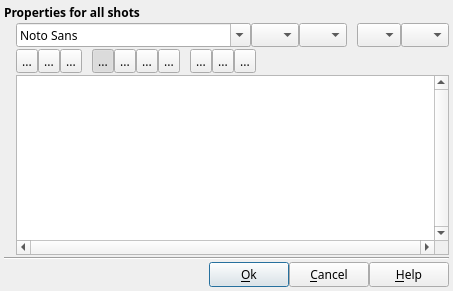
Old version of the form DlgTextEdit.ui in the repository boenki/ffdiaporama.
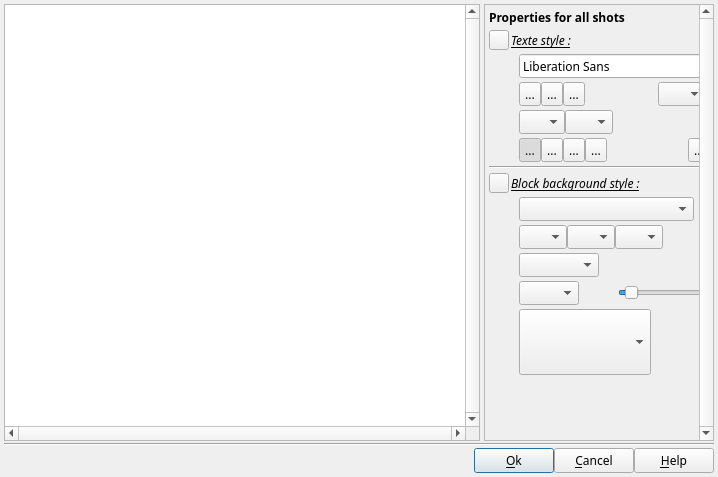
New version of the form. Icons and pictures are not drawn. Custom widgets are drawn as their Qt base class.

Patch:
```diff
--- a/DlgTextEdit.ui
+++ b/DlgTextEdit.ui
@@ -6,8 +6,8 @@
    <rect>
     <x>0</x>
     <y>0</y>
-    <width>446</width>
-    <height>291</height>
+    <width>718</width>
+    <height>477</height>
    </rect>
   </property>
   <property name="font">
@@ -27,13 +27,127 @@
     <number>4</number>
    </property>
    <item>
-    <layout class="QGridLayout" name="gridLayout">
-     <property name="margin">
-      <number>0</number>
-     </property>
+    <layout class="QHBoxLayout" name="horizontalLayout_2">
      <property name="spacing">
-      <number>2</number>
+      <number>4</number>
      </property>
+     <property name="margin">
+      <number>0</number>
+     </property>
+     <item>
+      <widget class="QPlainTextEdit" name="plainTextEdit">
+       <property name="sizePolicy">
+        <sizepolicy hsizetype="Expanding" vsizetype="Expanding">
+         <horstretch>0</horstretch>
+         <verstretch>0</verstretch>
+        </sizepolicy>
+       </property>
+       <property name="minimumSize">
+        <size>
+         <width>0</width>
+         <height>80</height>
+        </size>
+       </property>
+       <property name="verticalScrollBarPolicy">
+        <enum>Qt::ScrollBarAlwaysOn</enum>
+       </property>
+       <property name="horizontalScrollBarPolicy">
+        <enum>Qt::ScrollBarAlwaysOn</enum>
+       </property>
+       <property name="documentTitle">
+        <string notr="true"/>
+       </property>
+       <property name="plainText">
+        <string notr="true"/>
+       </property>
+      </widget>
+     </item>
+     <item>
+      <widget class="QScrollArea" name="scrollArea">
+       <property name="sizePolicy">
+        <sizepolicy hsizetype="Fixed" vsizetype="Expanding">
+         <horstretch>0</horstretch>
+         <verstretch>0</verstretch>
+        </sizepolicy>
+       </property>
+       <property name="minimumSize">
+        <size>
+         <width>230</width>
+         <height>0</height>
+        </size>
+       </property>
+       <property name="maximumSize">
+        <size>
+         <width>230</width>
+         <height>16777215</height>
+        </size>
+       </property>
+       <property name="verticalScrollBarPolicy">
+        <enum>Qt::ScrollBarAlwaysOn</enum>
+       </property>
+       <property name="horizontalScrollBarPolicy">
+        <enum>Qt::ScrollBarAlwaysOff</enum>
+       </property>
+       <property name="widgetResizable">
+        <bool>true</bool>
+       </property>
+       <widget class="QWidget" name="scrollAreaWidgetContents">
+        <property name="geometry">
+         <rect>
+          <x>0</x>
+          <y>0</y>
+          <width>217</width>
+          <height>429</height>
+         </rect>
+        </property>
+        <layout class="QGridLayout" name="gridLayout_2">
+         <property name="verticalSpacing">
+          <number>4</number>
+         </property>
+         <property name="margin">
+          <number>4</number>
+         </property>
+         <item row="2" column="1">
+          <widget class="QFontComboBox" name="fontStyleCB">
+           <property name="sizePolicy">
+            <sizepolicy hsizetype="Preferred" vsizetype="Fixed">
+             <horstretch>0</horstretch>
+             <verstretch>0</verstretch>
+            </sizepolicy>
+           </property>
+           <property name="minimumSize">
+            <size>
+             <width>0</width>
+             <height>24</height>
+            </size>
+           </property>
+           <property name="maximumSize">
+            <size>
+             <width>16777215</width>
+             <height>24</height>
+            </size>
+           </property>
+           <property name="toolTip">
+            <string>Select font family</string>
+           </property>
+          </widget>
+         </item>
+         <item row="2" column="0">
+          <widget class="QLabel" name="label_2">
+           <property name="sizePolicy">
+            <sizepolicy hsizetype="Fixed" vsizetype="Fixed">
+             <horstretch>0</horstretch>
+             <verstretch>0</verstretch>
+            </sizepolicy>
+           </property>
+           <property name="text">
+            <string notr="true"/>
+           </property>
+           <property name="pixmap">
+            <pixmap>img/font.png</pixmap>
+           </property>
+          </widget>
+         </item>
      <item row="0" column="0" colspan="2">
       <widget class="QLabel" name="label">
        <property name="font">
@@ -47,40 +161,23 @@
        </property>
       </widget>
      </item>
-     <item row="1" column="0">
-      <widget class="QLabel" name="label_2">
+         <item row="3" column="0">
+          <widget class="QLabel" name="label_6">
        <property name="sizePolicy">
-        <sizepolicy hsizetype="Fixed" vsizetype="Preferred">
+            <sizepolicy hsizetype="Fixed" vsizetype="Fixed">
          <horstretch>0</horstretch>
          <verstretch>0</verstretch>
         </sizepolicy>
        </property>
-       <property name="minimumSize">
-        <size>
-         <width>10</width>
-         <height>0</height>
-        </size>
-       </property>
-       <property name="maximumSize">
-        <size>
-         <width>10</width>
-         <height>16777215</height>
-        </size>
-       </property>
        <property name="text">
         <string notr="true"/>
        </property>
-      </widget>
-     </item>
-     <item row="1" column="1">
-      <layout class="QVBoxLayout" name="verticalLayout_2">
-       <property name="spacing">
-        <number>2</number>
-       </property>
-       <property name="margin">
-        <number>0</number>
-       </property>
-       <item>
+           <property name="pixmap">
+            <pixmap>img/TextStyle.png</pixmap>
+           </property>
+          </widget>
+         </item>
+         <item row="3" column="1">
         <layout class="QHBoxLayout" name="horizontalLayout_12">
          <property name="spacing">
           <number>0</number>
@@ -89,30 +186,108 @@
           <number>0</number>
          </property>
          <item>
-          <widget class="QFontComboBox" name="fontStyleCB">
-           <property name="sizePolicy">
-            <sizepolicy hsizetype="Preferred" vsizetype="Fixed">
-             <horstretch>0</horstretch>
-             <verstretch>0</verstretch>
-            </sizepolicy>
-           </property>
+            <widget class="QToolButton" name="bold">
+             <property name="minimumSize">
+              <size>
+               <width>22</width>
+               <height>24</height>
+              </size>
+             </property>
+             <property name="maximumSize">
+              <size>
+               <width>22</width>
+               <height>24</height>
+              </size>
+             </property>
+             <property name="toolTip">
+              <string>Set text to Bold</string>
+             </property>
+             <property name="text">
+              <string notr="true">...</string>
+             </property>
+             <property name="icon">
+              <iconset>
+               <normaloff>img/text_bold.png</normaloff>img/text_bold.png</iconset>
+             </property>
+             <property name="checkable">
+              <bool>true</bool>
+             </property>
+             <property name="checked">
+              <bool>false</bool>
+             </property>
+            </widget>
+           </item>
+           <item>
+            <widget class="QToolButton" name="Italic">
            <property name="minimumSize">
             <size>
-             <width>0</width>
+               <width>22</width>
              <height>24</height>
             </size>
            </property>
            <property name="maximumSize">
             <size>
-             <width>16777215</width>
+               <width>22</width>
              <height>24</height>
             </size>
            </property>
            <property name="toolTip">
-            <string>Select font family</string>
-           </property>
-          </widget>
-         </item>
+              <string>Set text to Italic</string>
+             </property>
+             <property name="text">
+              <string notr="true">...</string>
+             </property>
+             <property name="icon">
+              <iconset>
+               <normaloff>img/text_italic.png</normaloff>img/text_italic.png</iconset>
+             </property>
+             <property name="checkable">
+              <bool>true</bool>
+             </property>
+            </widget>
+           </item>
+           <item>
+            <widget class="QToolButton" name="Souligne">
+             <property name="minimumSize">
+              <size>
+               <width>22</width>
+               <height>24</height>
+              </size>
+             </property>
+             <property name="maximumSize">
+              <size>
+               <width>22</width>
+               <height>24</height>
+              </size>
+             </property>
+             <property name="toolTip">
+              <string>Set text to Underline</string>
+             </property>
+             <property name="text">
+              <string notr="true">...</string>
+             </property>
+             <property name="icon">
+              <iconset>
+               <normaloff>img/text_underline.png</normaloff>img/text_underline.png</iconset>
+             </property>
+             <property name="checkable">
+              <bool>true</bool>
+             </property>
+            </widget>
+           </item>
+           <item>
+            <spacer name="horizontalSpacer_2">
+             <property name="orientation">
+              <enum>Qt::Horizontal</enum>
+             </property>
+             <property name="sizeHint" stdset="0">
+              <size>
+               <width>40</width>
+               <height>20</height>
+              </size>
+             </property>
+            </spacer>
+           </item>
          <item>
           <widget class="QComboBox" name="fontSize">
            <property name="sizePolicy">
@@ -166,31 +341,32 @@
            </property>
           </widget>
          </item>
-         <item>
-          <widget class="QLabel" name="label_7">
+          </layout>
+         </item>
+         <item row="4" column="0">
+          <widget class="QLabel" name="label_4">
            <property name="sizePolicy">
             <sizepolicy hsizetype="Fixed" vsizetype="Fixed">
              <horstretch>0</horstretch>
              <verstretch>0</verstretch>
             </sizepolicy>
            </property>
-           <property name="minimumSize">
-            <size>
-             <width>10</width>
-             <height>24</height>
-            </size>
-           </property>
-           <property name="maximumSize">
-            <size>
-             <width>10</width>
-             <height>24</height>
-            </size>
-           </property>
            <property name="text">
-            <string/>
+            <string notr="true"/>
+           </property>
+           <property name="pixmap">
+            <pixmap>img/Shadow.png</pixmap>
            </property>
           </widget>
          </item>
+         <item row="4" column="1">
+          <layout class="QHBoxLayout" name="horizontalLayout_6">
+           <property name="spacing">
+            <number>0</number>
+           </property>
+           <property name="margin">
+            <number>0</number>
+           </property>
          <item>
           <widget class="QComboBox" name="fontEffectCB">
            <property name="sizePolicy">
@@ -201,13 +377,13 @@
            </property>
            <property name="minimumSize">
             <size>
-             <width>44</width>
+               <width>46</width>
              <height>24</height>
             </size>
            </property>
            <property name="maximumSize">
             <size>
-             <width>44</width>
+               <width>46</width>
              <height>24</height>
             </size>
            </property>
@@ -247,9 +423,38 @@
            </property>
           </widget>
          </item>
-        </layout>
-       </item>
        <item>
+            <spacer name="horizontalSpacer_4">
+             <property name="orientation">
+              <enum>Qt::Horizontal</enum>
+             </property>
+             <property name="sizeHint" stdset="0">
+              <size>
+               <width>40</width>
+               <height>20</height>
+              </size>
+             </property>
+            </spacer>
+           </item>
+          </layout>
+         </item>
+         <item row="5" column="0">
+          <widget class="QLabel" name="label_3">
+           <property name="sizePolicy">
+            <sizepolicy hsizetype="Fixed" vsizetype="Fixed">
+             <horstretch>0</horstretch>
+             <verstretch>0</verstretch>
+            </sizepolicy>
+           </property>
+           <property name="text">
+            <string notr="true"/>
+           </property>
+           <property name="pixmap">
+            <pixmap>img/Alignment.png</pixmap>
+           </property>
+          </widget>
+         </item>
+         <item row="5" column="1">
         <layout class="QHBoxLayout" name="horizontalLayout">
          <property name="spacing">
           <number>0</number>
@@ -257,121 +462,6 @@
          <property name="margin">
           <number>0</number>
          </property>
-         <item>
-          <widget class="QToolButton" name="bold">
-           <property name="minimumSize">
-            <size>
-             <width>22</width>
-             <height>24</height>
-            </size>
-           </property>
-           <property name="maximumSize">
-            <size>
-             <width>22</width>
-             <height>24</height>
-            </size>
-           </property>
-           <property name="toolTip">
-            <string>Set text to Bold</string>
-           </property>
-           <property name="text">
-            <string notr="true">...</string>
-           </property>
-           <property name="icon">
-            <iconset>
-             <normaloff>img/text_bold.png</normaloff>img/text_bold.png</iconset>
-           </property>
-           <property name="checkable">
-            <bool>true</bool>
-           </property>
-           <property name="checked">
-            <bool>false</bool>
-           </property>
-          </widget>
-         </item>
-         <item>
-          <widget class="QToolButton" name="Italic">
-           <property name="minimumSize">
-            <size>
-             <width>22</width>
-             <height>24</height>
-            </size>
-           </property>
-           <property name="maximumSize">
-            <size>
-             <width>22</width>
-             <height>24</height>
-            </size>
-           </property>
-           <property name="toolTip">
-            <string>Set text to Italic</string>
-           </property>
-           <property name="text">
-            <string notr="true">...</string>
-           </property>
-           <property name="icon">
-            <iconset>
-             <normaloff>img/text_italic.png</normaloff>img/text_italic.png</iconset>
-           </property>
-           <property name="checkable">
-            <bool>true</bool>
-           </property>
-          </widget>
-         </item>
-         <item>
-          <widget class="QToolButton" name="Souligne">
-           <property name="minimumSize">
-            <size>
-             <width>22</width>
-             <height>24</height>
-            </size>
-           </property>
-           <property name="maximumSize">
-            <size>
-             <width>22</width>
-             <height>24</height>
-            </size>
-           </property>
-           <property name="toolTip">
-            <string>Set text to Underline</string>
-           </property>
-           <property name="text">
-            <string notr="true">...</string>
-           </property>
-           <property name="icon">
-            <iconset>
-             <normaloff>img/text_underline.png</normaloff>img/text_underline.png</iconset>
-           </property>
-           <property name="checkable">
-            <bool>true</bool>
-           </property>
-          </widget>
-         </item>
-         <item>
-          <widget class="QLabel" name="label_6">
-           <property name="sizePolicy">
-            <sizepolicy hsizetype="Fixed" vsizetype="Fixed">
-             <horstretch>0</horstretch>
-             <verstretch>0</verstretch>
-            </sizepolicy>
-           </property>
-           <property name="minimumSize">
-            <size>
-             <width>10</width>
-             <height>24</height>
-            </size>
-           </property>
-           <property name="maximumSize">
-            <size>
-             <width>10</width>
-             <height>24</height>
-            </size>
-           </property>
-           <property name="text">
-            <string/>
-           </property>
-          </widget>
-         </item>
          <item>
           <widget class="QToolButton" name="textLeft">
            <property name="minimumSize">
@@ -504,29 +594,17 @@
           </widget>
          </item>
          <item>
-          <widget class="QLabel" name="label_12">
-           <property name="sizePolicy">
-            <sizepolicy hsizetype="Fixed" vsizetype="Fixed">
-             <horstretch>0</horstretch>
-             <verstretch>0</verstretch>
-            </sizepolicy>
-           </property>
-           <property name="minimumSize">
+            <spacer name="horizontalSpacer_3">
+             <property name="orientation">
+              <enum>Qt::Horizontal</enum>
+             </property>
+             <property name="sizeHint" stdset="0">
             <size>
-             <width>10</width>
-             <height>24</height>
-            </size>
-           </property>
-           <property name="maximumSize">
-            <size>
-             <width>10</width>
-             <height>24</height>
-            </size>
-           </property>
-           <property name="text">
-            <string notr="true"/>
-           </property>
-          </widget>
+               <width>40</width>
+               <height>20</height>
+              </size>
+             </property>
+            </spacer>
          </item>
          <item>
           <widget class="QToolButton" name="textUp">
@@ -627,8 +705,295 @@
            </property>
           </widget>
          </item>
+          </layout>
+         </item>
+         <item row="8" column="0">
+          <widget class="QLabel" name="BrushTypeLabel">
+           <property name="sizePolicy">
+            <sizepolicy hsizetype="Fixed" vsizetype="Fixed">
+             <horstretch>0</horstretch>
+             <verstretch>0</verstretch>
+            </sizepolicy>
+           </property>
+           <property name="text">
+            <string notr="true"/>
+           </property>
+           <property name="pixmap">
+            <pixmap>img/color_fill.png</pixmap>
+           </property>
+           <property name="alignment">
+            <set>Qt::AlignRight|Qt::AlignTrailing|Qt::AlignVCenter</set>
+           </property>
+          </widget>
+         </item>
+         <item row="8" column="1">
+          <widget class="QComboBox" name="BrushTypeCombo">
+           <property name="sizePolicy">
+            <sizepolicy hsizetype="Preferred" vsizetype="Fixed">
+             <horstretch>0</horstretch>
+             <verstretch>0</verstretch>
+            </sizepolicy>
+           </property>
+           <property name="minimumSize">
+            <size>
+             <width>175</width>
+             <height>24</height>
+            </size>
+           </property>
+           <property name="maximumSize">
+            <size>
+             <width>175</width>
+             <height>24</height>
+            </size>
+           </property>
+           <property name="toolTip">
+            <string>Define the background brush type for the shape</string>
+           </property>
+          </widget>
+         </item>
+         <item row="9" column="0">
+          <widget class="QLabel" name="ColorLabel1">
+           <property name="sizePolicy">
+            <sizepolicy hsizetype="Fixed" vsizetype="Fixed">
+             <horstretch>0</horstretch>
+             <verstretch>0</verstretch>
+            </sizepolicy>
+           </property>
+           <property name="text">
+            <string notr="true"/>
+           </property>
+           <property name="pixmap">
+            <pixmap>img/color.png</pixmap>
+           </property>
+           <property name="alignment">
+            <set>Qt::AlignRight|Qt::AlignTrailing|Qt::AlignVCenter</set>
+           </property>
+          </widget>
+         </item>
+         <item row="9" column="1">
+          <layout class="QHBoxLayout" name="horizontalLayout_3">
+           <property name="spacing">
+            <number>0</number>
+           </property>
+           <property name="margin">
+            <number>0</number>
+           </property>
          <item>
-          <widget class="QLabel" name="label_16">
+            <widget class="cCustomColorComboBox" name="FirstColorCombo">
+             <property name="sizePolicy">
+              <sizepolicy hsizetype="Fixed" vsizetype="Fixed">
+               <horstretch>0</horstretch>
+               <verstretch>0</verstretch>
+              </sizepolicy>
+             </property>
+             <property name="minimumSize">
+              <size>
+               <width>48</width>
+               <height>24</height>
+              </size>
+             </property>
+             <property name="maximumSize">
+              <size>
+               <width>48</width>
+               <height>24</height>
+              </size>
+             </property>
+             <property name="toolTip">
+              <string>Define the color (or first color for a gradient brush)</string>
+             </property>
+            </widget>
+           </item>
+           <item>
+            <widget class="cCustomColorComboBox" name="FinalColorCombo">
+             <property name="sizePolicy">
+              <sizepolicy hsizetype="Fixed" vsizetype="Fixed">
+               <horstretch>0</horstretch>
+               <verstretch>0</verstretch>
+              </sizepolicy>
+             </property>
+             <property name="minimumSize">
+              <size>
+               <width>48</width>
+               <height>24</height>
+              </size>
+             </property>
+             <property name="maximumSize">
+              <size>
+               <width>48</width>
+               <height>24</height>
+              </size>
+             </property>
+             <property name="toolTip">
+              <string>Define the second gradient brush color </string>
+             </property>
+            </widget>
+           </item>
+           <item>
+            <widget class="cCustomColorComboBox" name="IntermColorCombo">
+             <property name="sizePolicy">
+              <sizepolicy hsizetype="Fixed" vsizetype="Fixed">
+               <horstretch>0</horstretch>
+               <verstretch>0</verstretch>
+              </sizepolicy>
+             </property>
+             <property name="minimumSize">
+              <size>
+               <width>48</width>
+               <height>24</height>
+              </size>
+             </property>
+             <property name="maximumSize">
+              <size>
+               <width>48</width>
+               <height>24</height>
+              </size>
+             </property>
+             <property name="toolTip">
+              <string>Define the third gradient brush color </string>
+             </property>
+            </widget>
+           </item>
+           <item>
+            <widget class="QLabel" name="ColorLabel2">
+             <property name="sizePolicy">
+              <sizepolicy hsizetype="Expanding" vsizetype="Preferred">
+               <horstretch>0</horstretch>
+               <verstretch>0</verstretch>
+              </sizepolicy>
+             </property>
+             <property name="text">
+              <string notr="true"/>
+             </property>
+            </widget>
+           </item>
+          </layout>
+         </item>
+         <item row="10" column="0">
+          <widget class="QLabel" name="PatternLabel">
+           <property name="sizePolicy">
+            <sizepolicy hsizetype="Fixed" vsizetype="Fixed">
+             <horstretch>0</horstretch>
+             <verstretch>0</verstretch>
+            </sizepolicy>
+           </property>
+           <property name="text">
+            <string notr="true"/>
+           </property>
+           <property name="pixmap">
+            <pixmap>img/pattern_fill .png</pixmap>
+           </property>
+           <property name="alignment">
+            <set>Qt::AlignRight|Qt::AlignTrailing|Qt::AlignVCenter</set>
+           </property>
+          </widget>
+         </item>
+         <item row="10" column="1">
+          <widget class="cCustomBrushComboBox" name="PatternBrushCombo">
+           <property name="sizePolicy">
+            <sizepolicy hsizetype="Fixed" vsizetype="Fixed">
+             <horstretch>0</horstretch>
+             <verstretch>0</verstretch>
+            </sizepolicy>
+           </property>
+           <property name="minimumSize">
+            <size>
+             <width>80</width>
+             <height>24</height>
+            </size>
+           </property>
+           <property name="maximumSize">
+            <size>
+             <width>80</width>
+             <height>24</height>
+            </size>
+           </property>
+           <property name="toolTip">
+            <string>Select the pattern</string>
+           </property>
+           <property name="editable">
+            <bool>false</bool>
+           </property>
+           <property name="iconSize">
+            <size>
+             <width>64</width>
+             <height>16</height>
+            </size>
+           </property>
+          </widget>
+         </item>
+         <item row="11" column="0">
+          <widget class="QLabel" name="IntermPosLabel">
+           <property name="sizePolicy">
+            <sizepolicy hsizetype="Fixed" vsizetype="Fixed">
+             <horstretch>0</horstretch>
+             <verstretch>0</verstretch>
+            </sizepolicy>
+           </property>
+           <property name="text">
+            <string notr="true"/>
+           </property>
+           <property name="pixmap">
+            <pixmap>img/Distance.png</pixmap>
+           </property>
+           <property name="alignment">
+            <set>Qt::AlignRight|Qt::AlignTrailing|Qt::AlignVCenter</set>
+           </property>
+          </widget>
+         </item>
+         <item row="11" column="1">
+          <layout class="QHBoxLayout" name="horizontalLayout_14">
+           <property name="spacing">
+            <number>0</number>
+           </property>
+           <property name="margin">
+            <number>0</number>
+           </property>
+           <item>
+            <widget class="cGradientOrientationComboBox" name="OrientationCombo">
+             <property name="sizePolicy">
+              <sizepolicy hsizetype="Fixed" vsizetype="Fixed">
+               <horstretch>0</horstretch>
+               <verstretch>0</verstretch>
+              </sizepolicy>
+             </property>
+             <property name="minimumSize">
+              <size>
+               <width>60</width>
+               <height>24</height>
+              </size>
+             </property>
+             <property name="maximumSize">
+              <size>
+               <width>60</width>
+               <height>24</height>
+              </size>
+             </property>
+             <property name="toolTip">
+              <string>Define orientation of the gradient brush</string>
+             </property>
+             <property name="iconSize">
+              <size>
+               <width>64</width>
+               <height>16</height>
+              </size>
+             </property>
+            </widget>
+           </item>
+           <item>
+            <widget class="QLabel" name="OrientationSpacer">
+             <property name="sizePolicy">
+              <sizepolicy hsizetype="Expanding" vsizetype="Preferred">
+               <horstretch>0</horstretch>
+               <verstretch>0</verstretch>
+              </sizepolicy>
+             </property>
+             <property name="text">
+              <string notr="true"/>
+             </property>
+            </widget>
+           </item>
+           <item>
+            <widget class="QSlider" name="IntermPosSlider">
            <property name="sizePolicy">
             <sizepolicy hsizetype="Expanding" vsizetype="Fixed">
              <horstretch>0</horstretch>
@@ -647,42 +1012,265 @@
              <height>24</height>
             </size>
            </property>
+             <property name="toolTip">
+              <string>Define position of the second color in the gradient brush</string>
+             </property>
+             <property name="minimum">
+              <number>1</number>
+             </property>
+             <property name="value">
+              <number>10</number>
+             </property>
+             <property name="orientation">
+              <enum>Qt::Horizontal</enum>
+             </property>
+            </widget>
+           </item>
+           <item>
+            <widget class="QSpinBox" name="IntermPosED">
+             <property name="sizePolicy">
+              <sizepolicy hsizetype="Fixed" vsizetype="Fixed">
+               <horstretch>0</horstretch>
+               <verstretch>0</verstretch>
+              </sizepolicy>
+             </property>
+             <property name="minimumSize">
+              <size>
+               <width>52</width>
+               <height>0</height>
+              </size>
+             </property>
+             <property name="maximumSize">
+              <size>
+               <width>52</width>
+               <height>24</height>
+              </size>
+             </property>
+             <property name="font">
+              <font>
+               <pointsize>8</pointsize>
+              </font>
+             </property>
+             <property name="toolTip">
+              <string>Define position of the second color in the gradient brush</string>
+             </property>
+             <property name="buttonSymbols">
+              <enum>QAbstractSpinBox::PlusMinus</enum>
+             </property>
+             <property name="suffix">
+              <string notr="true">%</string>
+             </property>
+             <property name="minimum">
+              <number>1</number>
+             </property>
+             <property name="value">
+              <number>10</number>
+             </property>
+            </widget>
+           </item>
+          </layout>
+         </item>
+         <item row="12" column="0">
+          <layout class="QVBoxLayout" name="verticalLayout_2">
+           <property name="spacing">
+            <number>0</number>
+           </property>
+           <property name="margin">
+            <number>0</number>
+           </property>
+           <item>
+            <widget class="QLabel" name="ImageLibraryLabel">
+             <property name="sizePolicy">
+              <sizepolicy hsizetype="Fixed" vsizetype="Fixed">
+               <horstretch>0</horstretch>
+               <verstretch>0</verstretch>
+              </sizepolicy>
+             </property>
+             <property name="minimumSize">
+              <size>
+               <width>24</width>
+               <height>24</height>
+              </size>
+             </property>
+             <property name="maximumSize">
+              <size>
+               <width>24</width>
+               <height>24</height>
+              </size>
+             </property>
            <property name="text">
             <string notr="true"/>
            </property>
-          </widget>
-         </item>
-        </layout>
-       </item>
-       <item>
-        <widget class="QPlainTextEdit" name="plainTextEdit">
+             <property name="pixmap">
+              <pixmap>img/object_image.png</pixmap>
+             </property>
+             <property name="scaledContents">
+              <bool>true</bool>
+             </property>
+             <property name="alignment">
+              <set>Qt::AlignRight|Qt::AlignTop|Qt::AlignTrailing</set>
+             </property>
+            </widget>
+           </item>
+           <item>
+            <widget class="QLabel" name="label_7">
+             <property name="text">
+              <string/>
+             </property>
+            </widget>
+           </item>
+          </layout>
+         </item>
+         <item row="12" column="1">
+          <widget class="cBackgroundComboBox" name="BackgroundCombo">
          <property name="sizePolicy">
-          <sizepolicy hsizetype="Expanding" vsizetype="Expanding">
+            <sizepolicy hsizetype="Fixed" vsizetype="Fixed">
            <horstretch>0</horstretch>
            <verstretch>0</verstretch>
           </sizepolicy>
          </property>
          <property name="minimumSize">
           <size>
-           <width>0</width>
-           <height>80</height>
-          </size>
-         </property>
-         <property name="verticalScrollBarPolicy">
-          <enum>Qt::ScrollBarAlwaysOn</enum>
-         </property>
-         <property name="horizontalScrollBarPolicy">
-          <enum>Qt::ScrollBarAlwaysOn</enum>
-         </property>
-         <property name="documentTitle">
+             <width>132</width>
+             <height>66</height>
+            </size>
+           </property>
+           <property name="maximumSize">
+            <size>
+             <width>132</width>
+             <height>66</height>
+            </size>
+           </property>
+           <property name="toolTip">
+            <string>Select an image among that present in the library</string>
+           </property>
+          </widget>
+         </item>
+         <item row="13" column="0">
+          <spacer name="verticalSpacer">
+           <property name="orientation">
+            <enum>Qt::Vertical</enum>
+           </property>
+           <property name="sizeHint" stdset="0">
+            <size>
+             <width>20</width>
+             <height>40</height>
+            </size>
+           </property>
+          </spacer>
+         </item>
+         <item row="1" column="0" colspan="2">
+          <layout class="QHBoxLayout" name="horizontalLayout_4">
+           <property name="spacing">
+            <number>2</number>
+           </property>
+           <property name="margin">
+            <number>0</number>
+           </property>
+           <item>
+            <widget class="QToolButton" name="TextStyleBT">
+             <property name="minimumSize">
+              <size>
+               <width>20</width>
+               <height>20</height>
+              </size>
+             </property>
+             <property name="maximumSize">
+              <size>
+               <width>20</width>
+               <height>20</height>
+              </size>
+             </property>
+             <property name="text">
           <string notr="true"/>
          </property>
-         <property name="plainText">
+             <property name="icon">
+              <iconset>
+               <normaloff>img/db_menu.png</normaloff>img/db_menu.png</iconset>
+             </property>
+             <property name="arrowType">
+              <enum>Qt::NoArrow</enum>
+             </property>
+            </widget>
+           </item>
+           <item>
+            <widget class="QLabel" name="label_5">
+             <property name="font">
+              <font>
+               <weight>50</weight>
+               <italic>true</italic>
+               <bold>false</bold>
+               <underline>true</underline>
+              </font>
+             </property>
+             <property name="text">
+              <string>Texte style :</string>
+             </property>
+            </widget>
+           </item>
+          </layout>
+         </item>
+         <item row="7" column="0" colspan="2">
+          <layout class="QHBoxLayout" name="horizontalLayout_7">
+           <property name="spacing">
+            <number>2</number>
+           </property>
+           <property name="margin">
+            <number>0</number>
+           </property>
+           <item>
+            <widget class="QToolButton" name="BackgroundStyleBT">
+             <property name="minimumSize">
+              <size>
+               <width>20</width>
+               <height>20</height>
+              </size>
+             </property>
+             <property name="maximumSize">
+              <size>
+               <width>20</width>
+               <height>20</height>
+              </size>
+             </property>
+             <property name="text">
           <string notr="true"/>
          </property>
-        </widget>
-       </item>
-      </layout>
+             <property name="icon">
+              <iconset>
+               <normaloff>img/db_menu.png</normaloff>img/db_menu.png</iconset>
+             </property>
+             <property name="arrowType">
+              <enum>Qt::NoArrow</enum>
+             </property>
+            </widget>
+           </item>
+           <item>
+            <widget class="QLabel" name="BackgroundLabel">
+             <property name="font">
+              <font>
+               <weight>50</weight>
+               <italic>true</italic>
+               <bold>false</bold>
+               <underline>true</underline>
+              </font>
+             </property>
+             <property name="text">
+              <string>Block background style :</string>
+             </property>
+            </widget>
+           </item>
+          </layout>
+         </item>
+         <item row="6" column="0" colspan="2">
+          <widget class="Line" name="BackgroundSpacer">
+           <property name="orientation">
+            <enum>Qt::Horizontal</enum>
+           </property>
+          </widget>
+         </item>
+        </layout>
+       </widget>
+      </widget>
      </item>
     </layout>
    </item>
@@ -769,6 +1357,21 @@
    <extends>QComboBox</extends>
    <header>cCustomComboBox.h</header>
   </customwidget>
+  <customwidget>
+   <class>cCustomBrushComboBox</class>
+   <extends>QComboBox</extends>
+   <header>cCustomComboBox.h</header>
+  </customwidget>
+  <customwidget>
+   <class>cGradientOrientationComboBox</class>
+   <extends>QComboBox</extends>
+   <header>cCustomComboBox.h</header>
+  </customwidget>
+  <customwidget>
+   <class>cBackgroundComboBox</class>
+   <extends>QComboBox</extends>
+   <header>cCustomComboBox.h</header>
+  </customwidget>
  </customwidgets>
  <tabstops>
   <tabstop>fontStyleCB</tabstop>
```
Left out of the diff: 6 changed lines with no effect on the pictures. Lines whose indentation alone changed are shown as unchanged.
